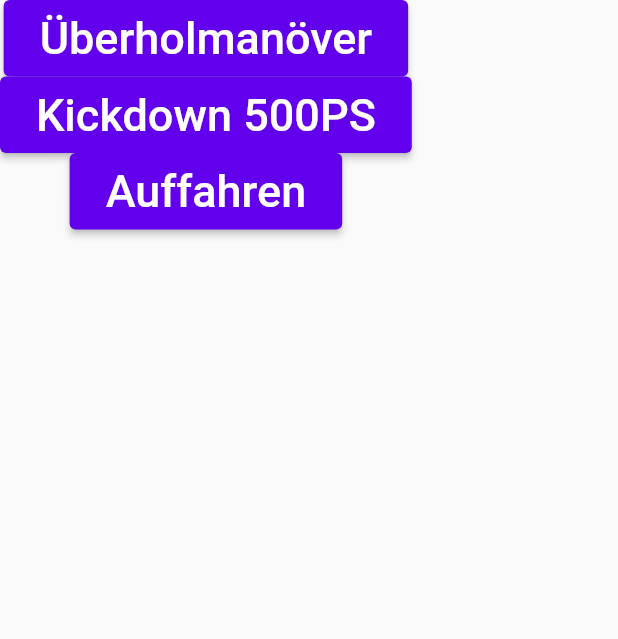
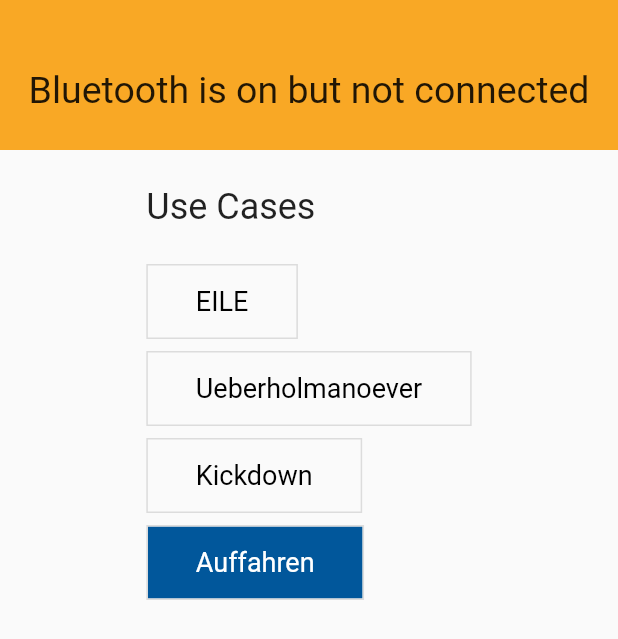
Before and after one commit to alexanderrichter99/speaking_bot_app, a Flutter app: the HomePage screen opened by its route, after a tap on "Auffahren", on a phone screen of 412 x 824 dp. Shown: the top 639 px of the screen. Run offline on Flutter 3.47's test engine with Material 2 defaults, Android fonts, the light colour scheme and no system bars; drawn by our look-alikes of auto_size_text; our stand-ins replace flutter_bluetooth_serial.

Commit message:
Add toogle buttons and sound dependencies

```diff
--- a/lib/pages/connection.dart
+++ b/lib/pages/connection.dart
@@ -30,7 +30,7 @@ class ConnectionPage extends StatelessWidget {
               child: Column(
                 crossAxisAlignment: CrossAxisAlignment.start,
                 children: [
-                  Text("Bluetooth Demo App",
+                  Text("Smartphone Companion App",
                       style: Theme.of(context).textTheme.headline5),
                   const SizedBox(height: 8),
                   const BluetoothDeviceInformationView(),
--- a/lib/pages/home.dart
+++ b/lib/pages/home.dart
@@ -5,6 +5,8 @@ import 'dart:convert';
 import 'package:flutter/material.dart';
 import 'package:provider/provider.dart';
 import 'package:speaking_bot_app/states/core_bluetooth_state.dart';
+
+import '../widgets/msg_view.dart';
 
 class HomePage extends StatefulWidget {
   const HomePage({Key? key}) : super(key: key);
@@ -14,74 +16,140 @@ class HomePage extends StatefulWidget {
 }
 
 class _HomePageState extends State<HomePage> {
+  final List<bool> isSelectedEile = [false];
+  final List<bool> isSelectedUeberholen = [false];
+  final List<bool> isSelectedKickdown = [false];
+  final List<bool> isSelectedAuffahren = [false];
+
   @override
   Widget build(BuildContext context) {
-    // TODO: implement build
     return Scaffold(
       body: Column(
         children: [
-          ElevatedButton(
-            onPressed: () {
+          const MsgView(),
+          Expanded(
+            child: Padding(
+              padding: const EdgeInsets.all(16),
+              child: Column(
+                crossAxisAlignment: CrossAxisAlignment.start,
+                children: [
+                  const SizedBox(height: 8),
+                  Text("Use Cases",
+                      style: Theme.of(context).textTheme.headline5),
+                  const SizedBox(height: 8),
+                  const SizedBox(height: 16),
+                  ToggleButtons(
+                      selectedColor: Colors.white,
+                      color: Colors.black,
+                      fillColor: Colors.red.shade300,
+                      children: const <Widget>[
+                        Padding(
+                          padding: EdgeInsets.symmetric(horizontal: 32),
+                          child: Text('EILE', style: TextStyle(fontSize: 18)),
+                        ),
+                        // Padding(
+                        //   padding: EdgeInsets.symmetric(horizontal: 12),
+                        //   child: Text('Nicht in Eile',
+                        //       style: TextStyle(fontSize: 18)),
+                        // ),
+                      ],
+                      onPressed: (int index) {
                         DateTime time = DateTime.now();
                         Provider.of<CoreBluetoothState>(context, listen: false)
                             .currentConnection
                             ?.output
                             .add(ascii.encode(
                                 "Eile at ${time.hour}:${time.minute}:${time.second}!\n"));
-              print("Überholmanöver");
+                        print("Eile");
+                        setState(() {
+                          isSelectedEile[index] = !isSelectedEile[index];
+                        });
                       },
-            child: const Padding(
-              padding: EdgeInsets.all(8),
-              child: Text("Überholmanöver", style: TextStyle(fontSize: 30)),
+                      isSelected: isSelectedEile),
+                  const SizedBox(height: 8),
+                  ToggleButtons(
+                      selectedColor: Colors.white,
+                      color: Colors.black,
+                      fillColor: Colors.lightBlue.shade900,
+                      children: const <Widget>[
+                        Padding(
+                          padding: EdgeInsets.symmetric(horizontal: 32),
+                          child: Text('Ueberholmanoever',
+                              style: TextStyle(fontSize: 18)),
+                        ),
+                      ],
+                      onPressed: (int index) {
+                        DateTime time = DateTime.now();
+                        Provider.of<CoreBluetoothState>(context, listen: false)
+                            .currentConnection
+                            ?.output
+                            .add(ascii.encode(
+                                "Ueberholmanoever at ${time.hour}:${time.minute}:${time.second}!\n"));
+                        print("Ueberholmanoever");
+                        setState(() {
+                          isSelectedUeberholen[index] =
+                              !isSelectedUeberholen[index];
+                        });
+                      },
+                      isSelected: isSelectedUeberholen),
+                  const SizedBox(height: 8),
+                  ToggleButtons(
+                      selectedColor: Colors.white,
+                      color: Colors.black,
+                      fillColor: Colors.lightBlue.shade900,
+                      children: const <Widget>[
+                        Padding(
+                          padding: EdgeInsets.symmetric(horizontal: 32),
+                          child:
+                              Text('Kickdown', style: TextStyle(fontSize: 18)),
+                        ),
+                      ],
+                      onPressed: (int index) {
+                        DateTime time = DateTime.now();
+                        Provider.of<CoreBluetoothState>(context, listen: false)
+                            .currentConnection
+                            ?.output
+                            .add(ascii.encode(
+                                "Kickdown at ${time.hour}:${time.minute}:${time.second}!\n"));
+                        print("Kickdown");
+                        setState(() {
+                          isSelectedKickdown[index] =
+                              !isSelectedKickdown[index];
+                        });
+                      },
+                      isSelected: isSelectedKickdown),
+                  const SizedBox(height: 8),
+                  ToggleButtons(
+                      selectedColor: Colors.white,
+                      color: Colors.black,
+                      fillColor: Colors.lightBlue.shade900,
+                      children: const <Widget>[
+                        Padding(
+                          padding: EdgeInsets.symmetric(horizontal: 32),
+                          child:
+                              Text('Auffahren', style: TextStyle(fontSize: 18)),
+                        ),
+                      ],
+                      onPressed: (int index) {
+                        DateTime time = DateTime.now();
+                        Provider.of<CoreBluetoothState>(context, listen: false)
+                            .currentConnection
+                            ?.output
+                            .add(ascii.encode(
+                                "Auffahren at ${time.hour}:${time.minute}:${time.second}!\n"));
+                        print("Auffahren");
+                        setState(() {
+                          isSelectedAuffahren[index] =
+                              !isSelectedAuffahren[index];
+                        });
+                      },
+                      isSelected: isSelectedAuffahren),
+                ],
               ),
             ),
-          ElevatedButton(
-            onPressed: () {
-              print("Überholmanöver");
-            },
-            child: const Padding(
-              padding: EdgeInsets.all(8),
-              child: Text("Kickdown 500PS", style: TextStyle(fontSize: 30)),
-            ),
-          ),
-          ElevatedButton(
-            onPressed: () {
-              print("Überholmanöver");
-            },
-            child: const Padding(
-              padding: EdgeInsets.all(8),
-              child: Text("Auffahren", style: TextStyle(fontSize: 30)),
-            ),
-          ),
+          )
         ],
       ),
     );
   }
-//   @override
-  // Widget build(BuildContext context) {
-  //   return Consumer<CoreBluetoothState>(
-  //     builder: (context, bluetoothEnabledState, child) {
-  //       if (bluetoothEnabledState.currentConnection == null) {
-  //         return const SizedBox();
-  //       }
-
-  //       return Expanded(
-  //         child: Center(
-  //           child: ElevatedButton(
-  //             child: const Padding(
-  //               padding: EdgeInsets.all(8),
-  //               child: Text("Send a Text", style: TextStyle(fontSize: 30)),
-  //             ),
-  //             onPressed: () {
-  //               DateTime time = DateTime.now();
-  //               bluetoothEnabledState.currentConnection?.output.add(ascii.encode(
-  //                   "EILE at ${time.hour}:${time.minute}:${time.second}!\n"));
-  //               //EILE
-  //             },
-  //           ),
-  //         ),
-  //       );
-  //     },
-  //   );
-  // }
 }
--- a/lib/widgets/chat_view.dart
+++ b/lib/widgets/chat_view.dart
@@ -24,7 +24,7 @@ class ChatView extends StatelessWidget {
             child: ElevatedButton(
               child: Padding(
                 padding: EdgeInsets.all(8),
-                child: Text("Send a Text", style: TextStyle(fontSize: 30)),
+                child: Text("Use Cases", style: TextStyle(fontSize: 30)),
               ),
               onPressed: () {
                 DateTime time = DateTime.now();
--- a/pubspec.yaml
+++ b/pubspec.yaml
@@ -27,6 +27,9 @@ environment:
 # the latest version available on pub.dev. To see which dependencies have newer
 # versions available, run `flutter pub outdated`.
 dependencies:
+  sound_stream: ^0.2.0
+  dialogflow_grpc: ^0.2.9
+  rxdart: ^0.24.1
   flutter:
     sdk: flutter
 
@@ -96,3 +99,4 @@ flutter:
     - assets/images/car.jpg
     - assets/images/information.jpg
     - assets/images/presentation.jpg
+    - assets/credentials.json
```
Also changed, not shown: assets/credentials.json (added, +12 -0 lines), lib/model/slide.dart (+6 -6 lines), pubspec.lock, 4 other files. Lines whose indentation alone changed are shown as unchanged.
